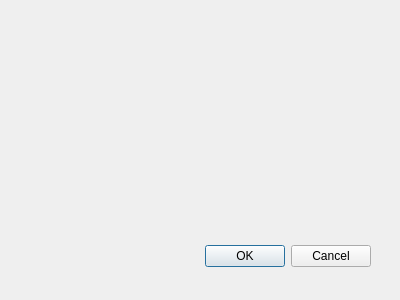
First picture: the form in dataworld_plugin_dialog_base.ui, repository dbcells/dataworld-plugin, before the edit.
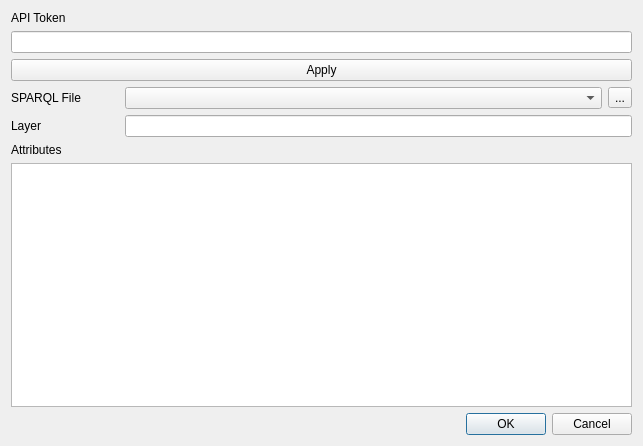
Second picture: the form after the edit.

Commit message: add widgets and basic behaviour

Diff of the .ui file:
```diff
--- a/dataworld_plugin_dialog_base.ui
+++ b/dataworld_plugin_dialog_base.ui
@@ -6,29 +6,147 @@
    <rect>
     <x>0</x>
     <y>0</y>
-    <width>400</width>
-    <height>300</height>
+    <width>643</width>
+    <height>446</height>
    </rect>
   </property>
   <property name="windowTitle">
    <string>DataWorld Plugin</string>
   </property>
-  <widget class="QDialogButtonBox" name="button_box">
-   <property name="geometry">
-    <rect>
-     <x>30</x>
-     <y>240</y>
-     <width>341</width>
-     <height>32</height>
-    </rect>
-   </property>
-   <property name="orientation">
-    <enum>Qt::Horizontal</enum>
-   </property>
-   <property name="standardButtons">
-    <set>QDialogButtonBox::Cancel|QDialogButtonBox::Ok</set>
-   </property>
-  </widget>
+  <layout class="QGridLayout" name="gridLayout">
+   <item row="1" column="0">
+    <widget class="QLineEdit" name="lineToken"/>
+   </item>
+   <item row="0" column="0">
+    <widget class="QLabel" name="label">
+     <property name="text">
+      <string>API Token</string>
+     </property>
+    </widget>
+   </item>
+   <item row="3" column="0">
+    <layout class="QVBoxLayout" name="formLayout_2" stretch="0,0,0,0">
+     <item>
+      <layout class="QHBoxLayout" name="horizontalLayout_6">
+       <item>
+        <widget class="QLabel" name="labelSPARQL">
+         <property name="minimumSize">
+          <size>
+           <width>108</width>
+           <height>0</height>
+          </size>
+         </property>
+         <property name="text">
+          <string>SPARQL File</string>
+         </property>
+        </widget>
+       </item>
+       <item>
+        <widget class="QComboBox" name="lineSPARQL">
+         <property name="sizePolicy">
+          <sizepolicy hsizetype="Expanding" vsizetype="Fixed">
+           <horstretch>0</horstretch>
+           <verstretch>0</verstretch>
+          </sizepolicy>
+         </property>
+         <property name="maximumSize">
+          <size>
+           <width>16777215</width>
+           <height>16777215</height>
+          </size>
+         </property>
+        </widget>
+       </item>
+       <item>
+        <widget class="QToolButton" name="buttonSPARQL">
+         <property name="text">
+          <string>...</string>
+         </property>
+        </widget>
+       </item>
+      </layout>
+     </item>
+     <item>
+      <layout class="QHBoxLayout" name="horizontalLayout_9">
+       <item>
+        <widget class="QLabel" name="camada_2">
+         <property name="minimumSize">
+          <size>
+           <width>108</width>
+           <height>0</height>
+          </size>
+         </property>
+         <property name="text">
+          <string>Layer</string>
+         </property>
+        </widget>
+       </item>
+       <item>
+        <widget class="QLineEdit" name="lineLayer">
+         <property name="sizePolicy">
+          <sizepolicy hsizetype="Expanding" vsizetype="Fixed">
+           <horstretch>0</horstretch>
+           <verstretch>0</verstretch>
+          </sizepolicy>
+         </property>
+         <property name="maximumSize">
+          <size>
+           <width>16777215</width>
+           <height>16777215</height>
+          </size>
+         </property>
+        </widget>
+       </item>
+      </layout>
+     </item>
+     <item>
+      <layout class="QVBoxLayout" name="verticalLayout_3">
+       <item>
+        <widget class="QLabel" name="atributos_2">
+         <property name="text">
+          <string>Attributes</string>
+         </property>
+        </widget>
+       </item>
+       <item>
+        <widget class="QTableWidget" name="tableAttributes"/>
+       </item>
+      </layout>
+     </item>
+     <item>
+      <layout class="QHBoxLayout" name="horizontalLayout_10">
+       <item>
+        <spacer name="horizontalSpacer_8">
+         <property name="orientation">
+          <enum>Qt::Horizontal</enum>
+         </property>
+         <property name="sizeHint" stdset="0">
+          <size>
+           <width>40</width>
+           <height>20</height>
+          </size>
+         </property>
+        </spacer>
+       </item>
+       <item>
+        <widget class="QDialogButtonBox" name="button_box">
+         <property name="standardButtons">
+          <set>QDialogButtonBox::Cancel|QDialogButtonBox::Ok</set>
+         </property>
+        </widget>
+       </item>
+      </layout>
+     </item>
+    </layout>
+   </item>
+   <item row="2" column="0">
+    <widget class="QPushButton" name="buttonToken">
+     <property name="text">
+      <string>Apply</string>
+     </property>
+    </widget>
+   </item>
+  </layout>
  </widget>
  <resources/>
  <connections/>
```
The commit also changes 3 other files.
